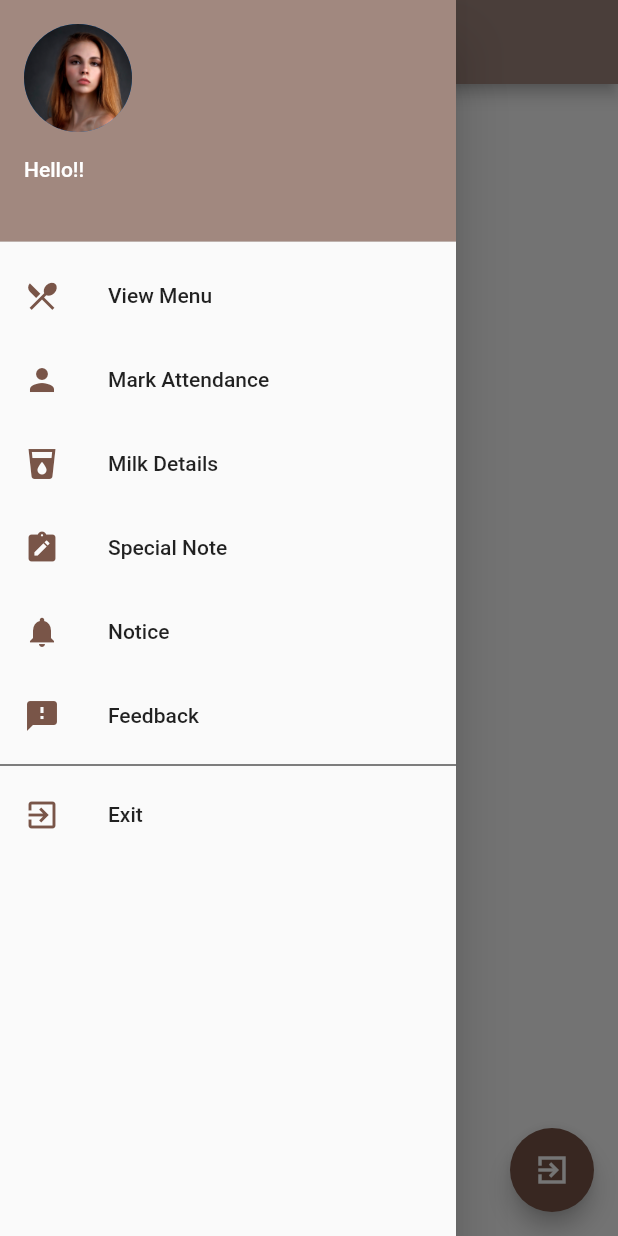
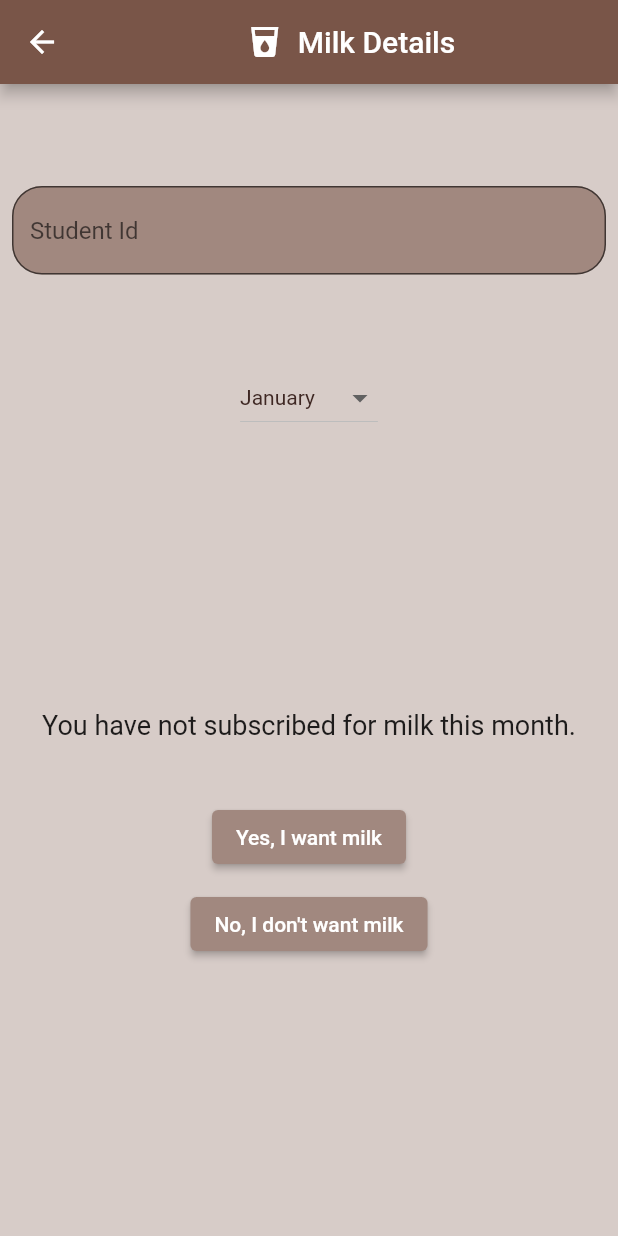
Before and after one commit to architapatro02/hostelbites, a Flutter app: the UserHome screen opened directly, in the side drawer, after a tap on "Milk Details", on a phone screen of 412 x 824 dp. Run offline on Flutter 3.47's test engine with Material 3 defaults, Android fonts, the phone set to English and light mode, and no system bars; our stand-ins replace cloud_firestore, firebase_auth, firebase_core, google_fonts, google_sign_in, lottie; accounts and stored records are empty.

Commit message:
milkpage

```diff
--- a/lib/user/NavBar.dart
+++ b/lib/user/NavBar.dart
@@ -2,6 +2,7 @@ import 'package:firebase_auth/firebase_auth.dart';
 import 'package:flutter/material.dart';
 import 'package:hostelbites/user/Attendance.dart';
 import 'package:hostelbites/user/Note.dart';
+import 'package:hostelbites/user/milkpage.dart';
 import 'package:hostelbites/user/profile.dart';
 import 'package:hostelbites/user/viewmenu.dart';
 
@@ -69,7 +70,14 @@ class NavBar extends StatelessWidget {
           ListTile(
             leading: Icon(Icons.local_drink, color: Colors.brown),
             title: Text('Milk Details'),
-            onTap: () => null,
+            onTap: () {
+              Navigator.push(
+                context,
+                MaterialPageRoute(
+                  builder: (context) => MilkDetailsPage(),
+                ),
+              );
+            },
           ),
           ListTile(
             leading: Icon(Icons.note_alt, color: Colors.brown),
--- /dev/null
+++ b/lib/user/milkpage.dart
@@ -0,0 +1,150 @@
+import 'package:flutter/cupertino.dart';
+import 'package:flutter/material.dart';
+class MilkDetailsPage extends StatefulWidget {
+  @override
+  _MilkDetailsPageState createState() => _MilkDetailsPageState();
+}
+
+class _MilkDetailsPageState extends State<MilkDetailsPage> {
+  bool _subscribed = false;
+  bool _buttonsEnabled = true;
+  String _selectedMonth = 'January'; // Default month
+  String _userId = '';
+
+  void _subscribeToMilk() {
+    setState(() {
+      _subscribed = true;
+      _buttonsEnabled = false;
+
+      // Enable both buttons after 30 days
+      Future.delayed(Duration(days: 30), () {
+        setState(() {
+          _buttonsEnabled = true;
+        });
+      });
+    });
+  }
+
+  void _unsubscribeFromMilk() {
+    setState(() {
+      _subscribed = false;
+      _buttonsEnabled = false;
+
+      // Enable both buttons after 30 days
+      Future.delayed(Duration(days: 30), () {
+        setState(() {
+          _buttonsEnabled = true;
+        });
+      });
+    });
+  }
+
+  @override
+  Widget build(BuildContext context) {
+    return Scaffold(
+      backgroundColor: Colors.brown[100],
+      appBar: AppBar(
+        backgroundColor: Colors.brown[500],
+        foregroundColor: Colors.white,
+        title: Row(
+          mainAxisAlignment: MainAxisAlignment.center,
+          children: [
+            Icon(Icons.local_drink),
+            SizedBox(width: 10),
+            Text('Milk Details')
+          ],),
+      ),
+
+      body: Column(
+        children: <Widget>[
+          SizedBox(
+            height: 60,
+          ),
+          Padding(
+            padding: EdgeInsets.all(8.0),
+            child:
+            TextField(
+              decoration: InputDecoration(
+                  fillColor: Colors.brown[300],
+                  filled: true,
+                  hintText: 'Student Id',
+                  border: OutlineInputBorder(
+                      borderRadius: BorderRadius.circular(20)
+                  )
+              ),
+            ),
+          ),SizedBox(
+            height: 50,
+          ),
+          DropdownButton<String>(
+            value: _selectedMonth,
+            onChanged: _buttonsEnabled
+                ? (String? newValue) {
+              setState(() {
+                _selectedMonth = newValue!;
+              });
+            }
+                : null,
+            style: TextStyle(color: Colors.brown[900]),
+            items: <String>[
+              'January', 'February', 'March', 'April', 'May', 'June', 'July',
+              'August', 'September', 'October', 'November', 'December'
+            ]
+                .map<DropdownMenuItem<String>>((String value) {
+              return DropdownMenuItem<String>(
+                value: value,
+                child:
+                Text(
+                  value,
+                  style: TextStyle(color: Colors.brown[900]),
+                ),
+              );
+            }).toList(),
+          ),
+
+          Expanded(
+            child: Center(
+              child: Column(
+                mainAxisAlignment: MainAxisAlignment.center,
+                children: <Widget>[
+                  Text(
+                    _subscribed ? 'You have subscribed for milk for $_selectedMonth with User ID: $_userId.' : 'You have not subscribed for milk this month.',
+                    style: TextStyle(fontSize: 18.0),
+                    textAlign: TextAlign.center,
+                  ),
+                  SizedBox(height:40.0),
+                  ElevatedButton(
+                    onPressed: _buttonsEnabled
+                        ? () {
+                      _subscribeToMilk();
+                    }
+                        : null,
+                    style: ElevatedButton.styleFrom(
+                      backgroundColor: Colors.brown[300], // Background color of the button
+                    ),
+                    child: Text('Yes, I want milk',
+                      style: TextStyle(color: Colors.white),),
+                  ),
+                  SizedBox(height: 10.0),
+
+                  ElevatedButton(
+                    onPressed: _buttonsEnabled
+                        ? () {
+                      _unsubscribeFromMilk();
+                    }
+                        : null,
+                    style: ElevatedButton.styleFrom(
+                      backgroundColor: Colors.brown[300],
+                    ),
+                    child: Text('No, I don\'t want milk',
+                      style: TextStyle(color: Colors.white),),
+                  ),
+                ],
+              ),
+            ),
+          ),
+        ],
+      ),
+    );
+  }
+}
```
